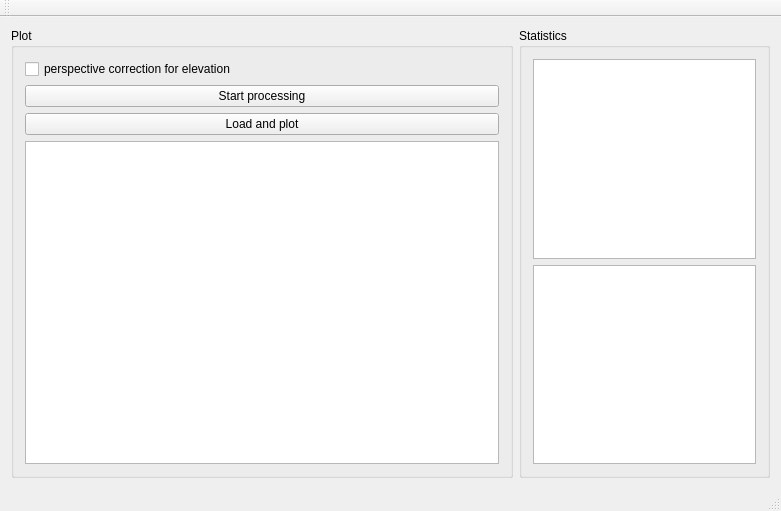
First picture: the form in mainwindow.ui, repository szazdenes/VikingAzimuth, before the edit.
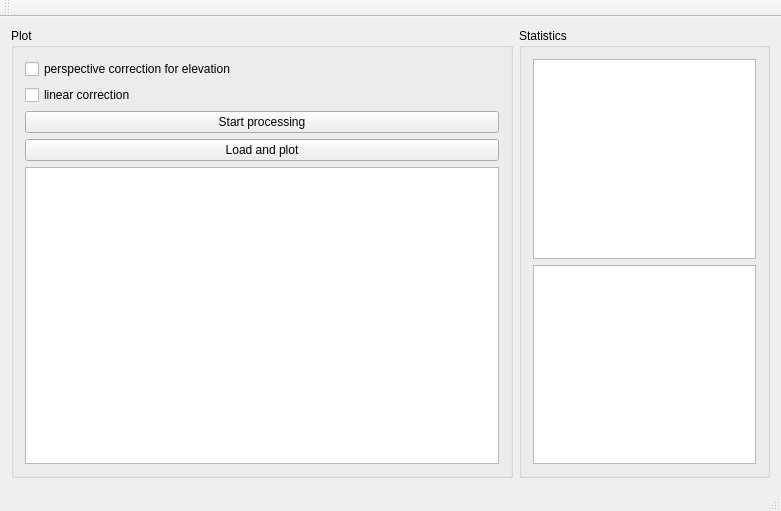
Second picture: the form after the edit.

Commit message: linear correction + code correction

```diff
--- a/mainwindow.ui
+++ b/mainwindow.ui
@@ -21,17 +21,17 @@
        <string>Plot</string>
       </property>
       <layout class="QGridLayout" name="gridLayout_5">
-       <item row="2" column="0">
+       <item row="3" column="0">
         <widget class="QPushButton" name="loadPushButton">
          <property name="text">
           <string>Load and plot</string>
          </property>
         </widget>
        </item>
-       <item row="3" column="0">
+       <item row="4" column="0">
         <widget class="QGraphicsView" name="graphicsView"/>
        </item>
-       <item row="1" column="0">
+       <item row="2" column="0">
         <widget class="QPushButton" name="processingPushButton">
          <property name="text">
           <string>Start processing</string>
@@ -45,6 +45,13 @@
          </property>
         </widget>
        </item>
+       <item row="1" column="0">
+        <widget class="QCheckBox" name="linearCheckBox">
+         <property name="text">
+          <string>linear correction</string>
+         </property>
+        </widget>
+       </item>
       </layout>
      </widget>
     </item>
```
Left out of the diff: 2 changed lines with no effect on the pictures. The commit also changes 3 other files.
